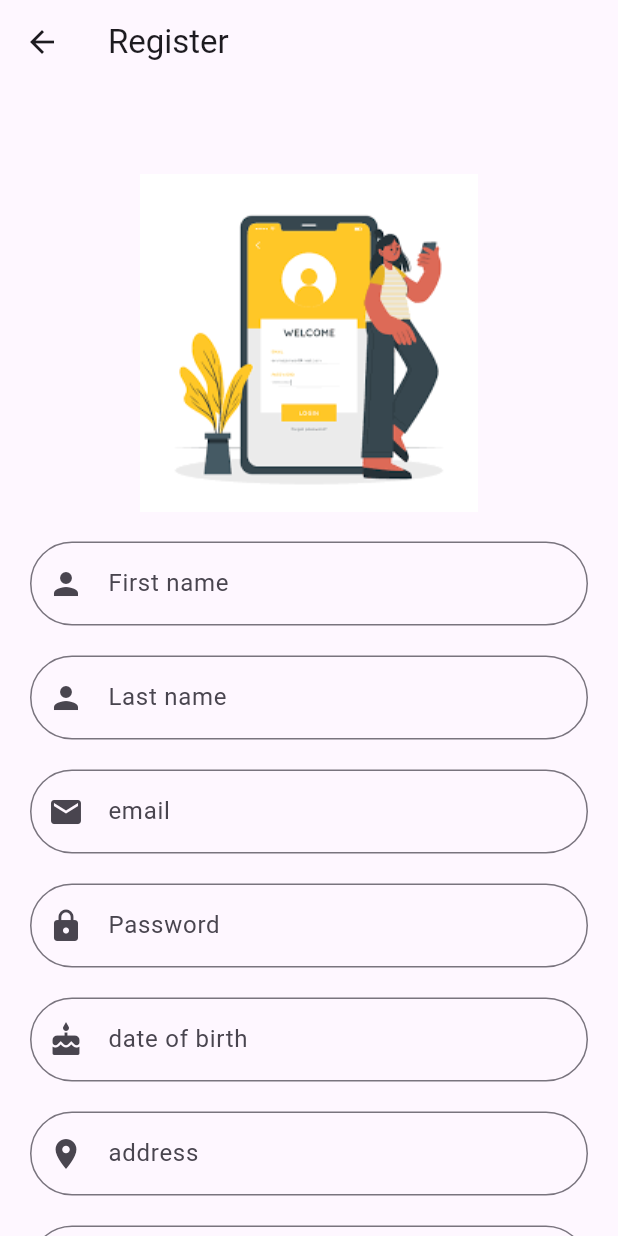
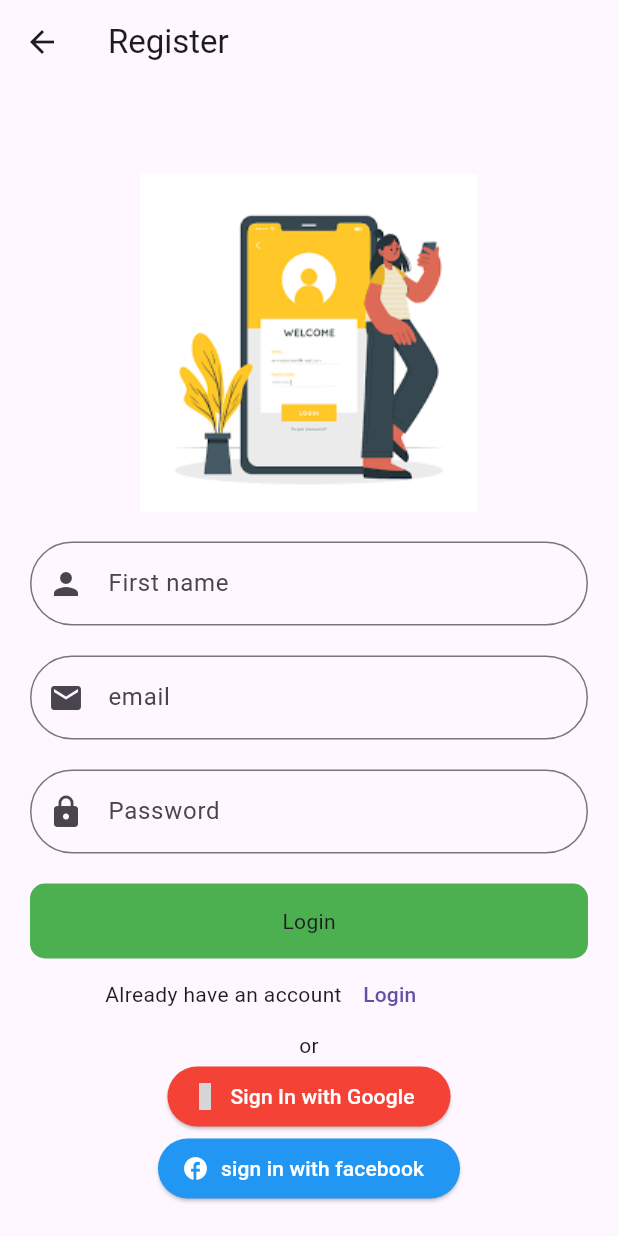
Before and after one commit to loydcardozo/medapp, a Flutter app: the RegisterPage screen opened directly, on a phone screen of 412 x 824 dp. Run offline on Flutter 3.47's test engine with Material 3 defaults, Android fonts, the phone set to English and light mode, and no system bars; our stand-ins replace device_info_plus, intro_slider, material_design_icons_flutter, shared_preferences; accounts and stored records are empty; grey boxes are pictures that could not be loaded.

```diff
--- a/lib/pages/registrationpage.dart
+++ b/lib/pages/registrationpage.dart
@@ -54,25 +54,25 @@ class _RegisterPageState extends State<RegisterPage>{
                     ),
                   )
                 ),
-                Padding(padding: EdgeInsets.all(10)),
-                TextFormField(
-                  controller: lastNameController,
-                  validator: (value) {
-              if (value == null || value.isEmpty) {
-                return 'Please enter some text';
-              }
-              return null;
-            },
-                  decoration: InputDecoration(
-                    labelText: 'Last name',
-                    prefixIcon: Icon(
-                      Icons.person,
-                    ),
-                    border: OutlineInputBorder(
-                      borderRadius: BorderRadius.all(Radius.circular(30.0)),
-                    ),
-                  )
-                ),
+            //     Padding(padding: EdgeInsets.all(10)),
+            //     TextFormField(
+            //       controller: lastNameController,
+            //       validator: (value) {
+            //   if (value == null || value.isEmpty) {
+            //     return 'Please enter some text';
+            //   }
+            //   return null;
+            // },
+            //       decoration: InputDecoration(
+            //         labelText: 'Last name',
+            //         prefixIcon: Icon(
+            //           Icons.person,
+            //         ),
+            //         border: OutlineInputBorder(
+            //           borderRadius: BorderRadius.all(Radius.circular(30.0)),
+            //         ),
+            //       )
+            //     ),
                 Padding(padding: EdgeInsets.all(10),),
                 TextFormField(
                   controller: emailController,
@@ -113,83 +113,83 @@ class _RegisterPageState extends State<RegisterPage>{
                     ),
                   ),
                 ),
-                Padding(padding: EdgeInsets.all(10)),
-                TextFormField(
-                  controller: dateOfBirthController,
-                  validator: (value) {
-              if (value == null || value.isEmpty) {
-                return 'Please enter some text';
-              }
-              return null;
-            },
-                  decoration: InputDecoration(
-                    labelText: 'date of birth',
-                    prefixIcon: Icon(
-                      Icons.cake
-                    ),
-                    border: OutlineInputBorder(
-                      borderRadius: BorderRadius.all(Radius.circular(30.0)),
-                    ),
-                  ),
-                ),
-                Padding(padding: EdgeInsets.all(10)),
-                TextFormField(
-                  controller: addressController,
-                  validator: (value) {
-              if (value == null || value.isEmpty) {
-                return 'Please enter some text';
-              }
-              return null;
-            },
-                  decoration: InputDecoration(
-                    labelText: 'address',
-                    prefixIcon: Icon(
-                      Icons.location_on,
-                    ),
-                    border: OutlineInputBorder(
-                      borderRadius: BorderRadius.all(Radius.circular(30.0)),
-                    ),
-                  ),
-                ),
-                Padding(padding: EdgeInsets.all(10)),
-                TextFormField(
-                  controller: phoneNumberController,
-                  validator: (value) {
-              if (value == null || value.isEmpty) {
-                return 'Please enter some text';
-              }
-              return null;
-            },
-                  decoration: InputDecoration(
-                    labelText: 'phone number',
-                    prefixIcon: Icon(
-                      Icons.phone
-                    ),
-                    border: OutlineInputBorder(
-                      borderRadius: BorderRadius.all(Radius.circular(30.0)),
-                    ),
-                  ),
-                ),
-                Padding(padding: EdgeInsets.all(10)),
-                TextFormField(
-                  controller: HealthInfoController,
-                  validator: (value) {
-              if (value == null || value.isEmpty) {
-                return 'Please enter some text';
-              }
-              return null;
-            },
-                  decoration: InputDecoration(
-                    labelText: 'health information',
-                    prefixIcon: Icon(
-                      Icons.health_and_safety
-                    ),
-                    border: OutlineInputBorder(
+            //     Padding(padding: EdgeInsets.all(10)),
+            //     TextFormField(
+            //       controller: dateOfBirthController,
+            //       validator: (value) {
+            //   if (value == null || value.isEmpty) {
+            //     return 'Please enter some text';
+            //   }
+            //   return null;
+            // },
+            //       decoration: InputDecoration(
+            //         labelText: 'date of birth',
+            //         prefixIcon: Icon(
+            //           Icons.cake
+            //         ),
+            //         border: OutlineInputBorder(
+            //           borderRadius: BorderRadius.all(Radius.circular(30.0)),
+            //         ),
+            //       ),
+            //     ),
+            //     Padding(padding: EdgeInsets.all(10)),
+            //     TextFormField(
+            //       controller: addressController,
+            //       validator: (value) {
+            //   if (value == null || value.isEmpty) {
+            //     return 'Please enter some text';
+            //   }
+            //   return null;
+            // },
+            //       decoration: InputDecoration(
+            //         labelText: 'address',
+            //         prefixIcon: Icon(
+            //           Icons.location_on,
+            //         ),
+            //         border: OutlineInputBorder(
+            //           borderRadius: BorderRadius.all(Radius.circular(30.0)),
+            //         ),
+            //       ),
+            //     ),
+            //     Padding(padding: EdgeInsets.all(10)),
+            //     TextFormField(
+            //       controller: phoneNumberController,
+            //       validator: (value) {
+            //   if (value == null || value.isEmpty) {
+            //     return 'Please enter some text';
+            //   }
+            //   return null;
+            // },
+            //       decoration: InputDecoration(
+            //         labelText: 'phone number',
+            //         prefixIcon: Icon(
+            //           Icons.phone
+            //         ),
+            //         border: OutlineInputBorder(
+            //           borderRadius: BorderRadius.all(Radius.circular(30.0)),
+            //         ),
+            //       ),
+            //     ),
+            //     Padding(padding: EdgeInsets.all(10)),
+            //     TextFormField(
+            //       controller: HealthInfoController,
+            //       validator: (value) {
+            //   if (value == null || value.isEmpty) {
+            //     return 'Please enter some text';
+            //   }
+            //   return null;
+            // },
+            //       decoration: InputDecoration(
+            //         labelText: 'health information',
+            //         prefixIcon: Icon(
+            //           Icons.health_and_safety
+            //         ),
+            //         border: OutlineInputBorder(
 
-                      borderRadius: BorderRadius.all(Radius.circular(30.0))
-                    ),
-                  ),
-                ),
+            //           borderRadius: BorderRadius.all(Radius.circular(30.0))
+            //         ),
+            //       ),
+                // ),
                 Padding(padding: EdgeInsets.only(top: 20)),
                 GestureDetector(
                   onTap: (){
```
